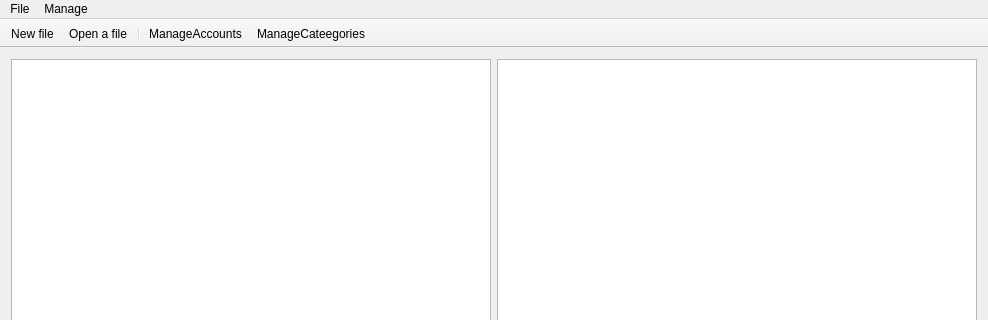
The window that QT/mainWindow.ui (wordtinker/SimpleBudget) describes before a commit, drawn with Qt 5; both pictures show x 0 to 988 and y 0 to 320 of the 988 by 595 pixel window.
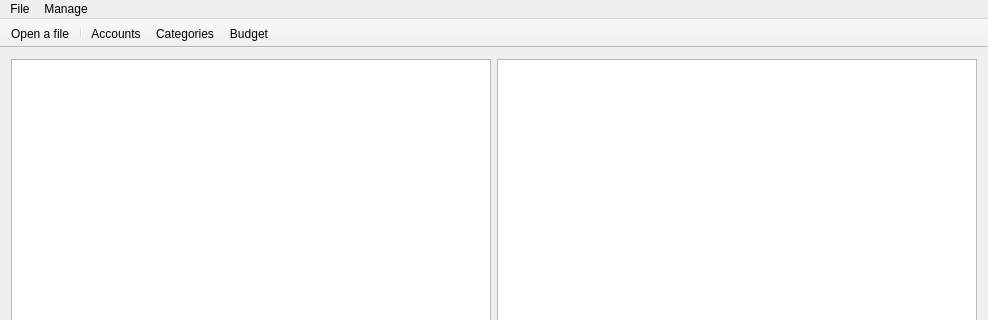
The same window after the commit. Icons and pictures are not drawn.

```diff
--- a/QT/mainWindow.ui
+++ b/QT/mainWindow.ui
@@ -111,16 +111,16 @@
    <attribute name="toolBarBreak">
     <bool>false</bool>
    </attribute>
-   <addaction name="actionNewFile"/>
    <addaction name="actionOpenFile"/>
    <addaction name="separator"/>
    <addaction name="actionManageAccounts"/>
    <addaction name="actionManageCategories"/>
+   <addaction name="actionBudget"/>
   </widget>
   <widget class="QStatusBar" name="statusBar"/>
   <action name="actionManageAccounts">
    <property name="text">
-    <string>ManageAccounts</string>
+    <string>Accounts</string>
    </property>
    <property name="toolTip">
     <string>Manage Accounts</string>
@@ -151,7 +151,19 @@
   </action>
   <action name="actionManageCategories">
    <property name="text">
-    <string>ManageCateegories</string>
+    <string>Categories</string>
+   </property>
+   <property name="toolTip">
+    <string>Categories</string>
+   </property>
+  </action>
+  <action name="actionBudget">
+   <property name="icon">
+    <iconset resource="iconset.qrc">
+     <normaloff>:/icons/left225.svg</normaloff>:/icons/left225.svg</iconset>
+   </property>
+   <property name="text">
+    <string>Budget</string>
    </property>
   </action>
  </widget>
```
Left out of the diff: 23 changed lines with no effect on the pictures.
